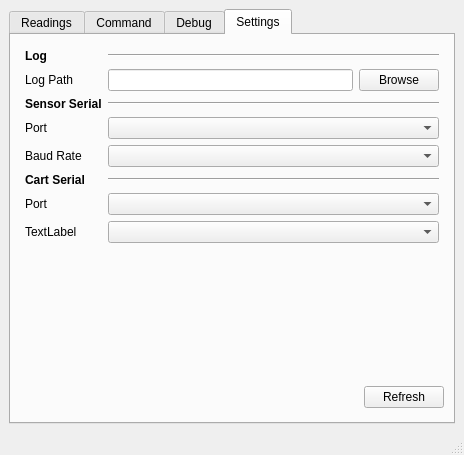
Old version of the form tf03_test/main_window.ui in the repository codincodee/tf0x_dev.
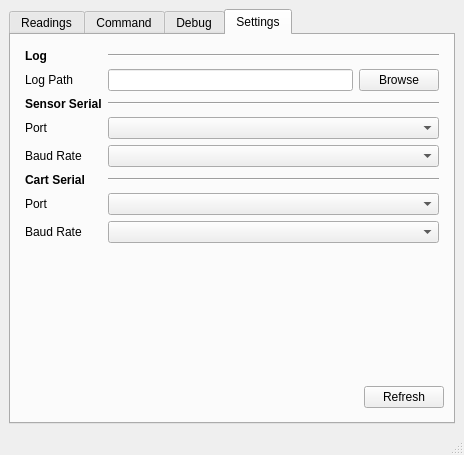
New version of the form.

```diff
--- a/tf03_test/main_window.ui
+++ b/tf03_test/main_window.ui
@@ -712,7 +712,7 @@
               <item row="9" column="0">
                <widget class="QLabel" name="label_26">
                 <property name="text">
-                 <string>TextLabel</string>
+                 <string>Baud Rate</string>
                 </property>
                </widget>
               </item>
```
Left out of the diff: 6 changed lines with no effect on the pictures.
